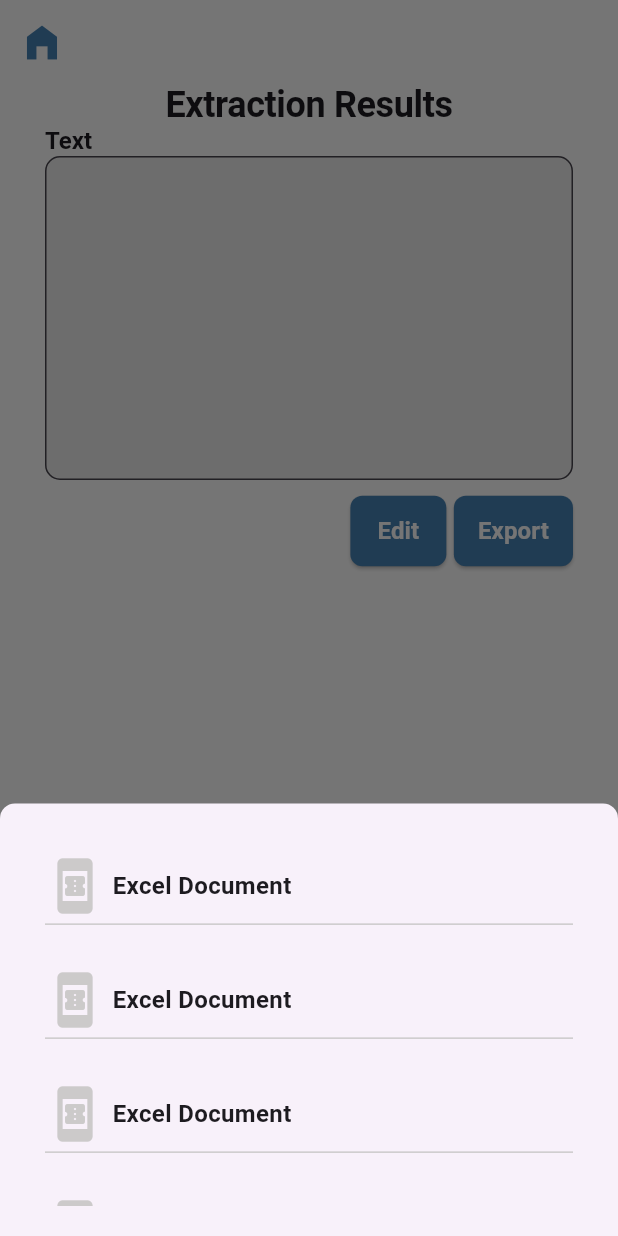
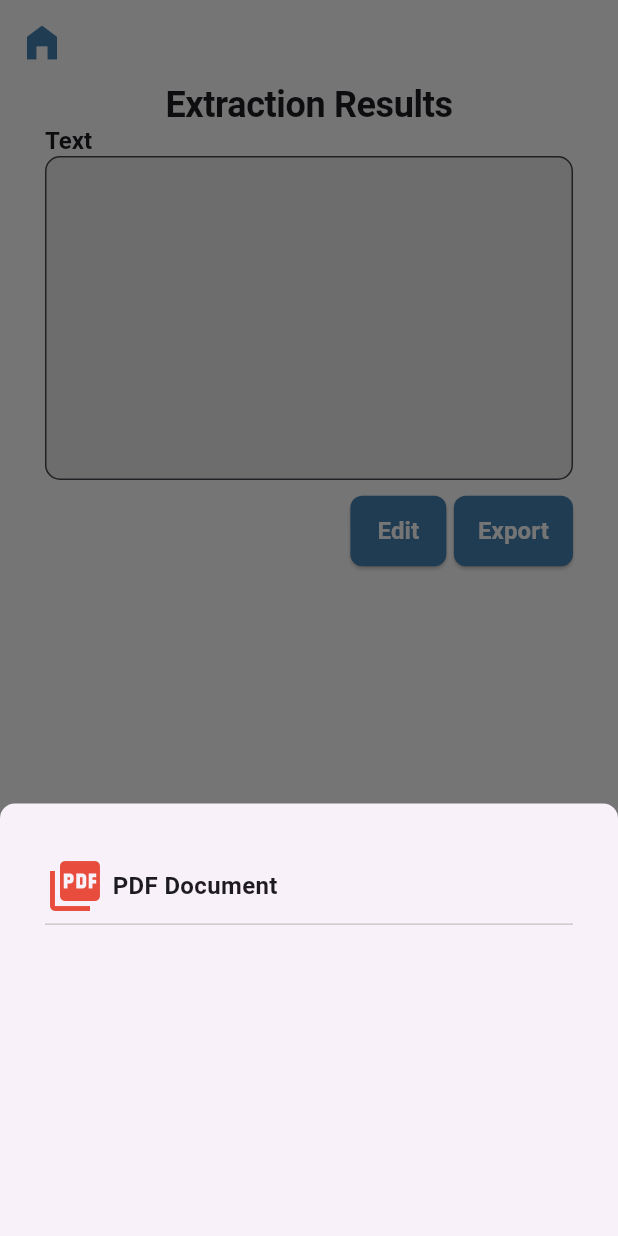
Before and after one commit to umeree/DataExtractornAnalyzer, a Flutter app: the ExtractionResult screen opened directly with empty values, after a tap on "Export", on a phone screen of 412 x 824 dp. Run offline on Flutter 3.47's test engine with Material 3 defaults, Android fonts, the phone set to English and light mode, and no system bars; our stand-ins replace image_picker, permission_handler, sqflite, syncfusion_flutter_datagrid; missing offline and left inert: google_mlkit_text_recognition; accounts and stored records are empty.

Commit message:
PDF functionality

```diff
--- a/lib/res/app_colors.dart
+++ b/lib/res/app_colors.dart
@@ -9,5 +9,6 @@ class AppColors {
   static const Color borderColor = Color(0xFF31A1FF);
 
   static const Color greyColor = Color(0xFFCCCACA);
+  static const Color redColor = Color(0xFFE74C3C);
 
 }
--- a/lib/utils/components/document-tile.dart
+++ b/lib/utils/components/document-tile.dart
@@ -4,11 +4,13 @@ import 'package:flutter/material.dart';
 class DocumentTile extends StatelessWidget {
   final IconData icon;
   final String text;
+  Color color;
 
-  const DocumentTile({
+ DocumentTile({
     Key? key,
     required this.icon,
     required this.text,
+    this.color = AppColors.greyColor,
   }) : super(key: key);
 
   @override
@@ -19,7 +21,7 @@ class DocumentTile extends StatelessWidget {
         children: [
           Row(
             children: [
-              Icon(icon, color: AppColors.greyColor, size: 40,),
+              Icon(icon, color: color, size: 40,),
               const SizedBox(width: 5),
               Text(
                 text,
--- a/lib/view/extraction_result.dart
+++ b/lib/view/extraction_result.dart
@@ -1,3 +1,5 @@
+import 'dart:io';
+
 import 'package:dataextractor_analyzer/res/app_colors.dart';
 import 'package:dataextractor_analyzer/utils/components/custom_app_bar.dart';
 import 'package:dataextractor_analyzer/utils/components/cutom_button.dart';
@@ -6,7 +8,10 @@ import 'package:dataextractor_analyzer/utils/media_query_util.dart';
 import 'package:dataextractor_analyzer/view-model/edit-text-view-model.dart';
 import 'package:dataextractor_analyzer/view/home.dart';
 import 'package:flutter/material.dart';
+import 'package:flutter/services.dart';
+import 'package:permission_handler/permission_handler.dart';
 import 'package:provider/provider.dart';
+import 'package:pdf/widgets.dart' as pw;
 
 class ExtractionResult extends StatefulWidget {
   String initialValue;
@@ -19,6 +24,70 @@ class ExtractionResult extends StatefulWidget {
 class _ExtractionResultState extends State<ExtractionResult> {
   TextEditingController _textController = TextEditingController();
 
+
+
+
+  Future<void> generatePDF() async {
+
+    // Request storage permission
+    var status = await Permission.storage.request();
+    if (!status.isGranted) {
+      ScaffoldMessenger.of(context).showSnackBar(
+        const SnackBar(content: Text("Storage permission denied")),
+      );
+      return;
+    }
+
+    // Create the PDF document
+    final pdf = pw.Document();
+    pdf.addPage(
+      pw.Page(build: (pw.Context context) {
+        return pw.Center(
+          child: pw.Text(_textController.text, style: pw.TextStyle(fontSize: 20)),
+        );
+      }),
+    );
+
+    // Get Downloads directory
+    final directory = Directory('/storage/emulated/0/Download');
+    final path = '${directory.path}/GeneratedPDF-${DateTime.now().microsecondsSinceEpoch}.pdf';
+    final file = File(path);
+
+    // Write the PDF to the file
+    await file.writeAsBytes(await pdf.save());
+
+    // Notify media scanner
+    try {
+      const platform = MethodChannel('flutter/media_scanner');
+      await platform.invokeMethod('scanFile', {'path': path});
+    } catch (e) {
+      print("Error notifying media scanner: $e");
+    }
+
+    // Show success dialog
+    showDialog(
+      context: context,
+      builder: (context) => AlertDialog(
+        title: const Text("PDF Generated"),
+        content: Text("PDF saved to Downloads: $path"),
+        actions: [
+          TextButton(
+            onPressed: () {
+              Navigator.pop(context);
+            },
+            child: const Text("OK"),
+          ),
+        ],
+      ),
+    );
+  }
+
+  @override
+  void initState() {
+    // TODO: implement initState
+    super.initState();
+    _textController.text = widget.initialValue;
+  }
   @override
   Widget build(BuildContext context) {
     bool readOnly = true;
@@ -52,7 +121,7 @@ class _ExtractionResultState extends State<ExtractionResult> {
                 style: Theme.of(context).textTheme.headlineMedium,
               ),
               TextFormField(
-                // controller: _textController,
+                controller: _textController,
                 initialValue: widget.initialValue,
                 maxLines: 8,
                 readOnly: value.readOnly,
@@ -109,11 +178,12 @@ class _ExtractionResultState extends State<ExtractionResult> {
                                         topRight: Radius.circular(2))),
                                 child: Center(
                                   child: ListView.builder(
-                                      itemCount: 4,
+                                      itemCount: 1,
                                       itemBuilder: (context, value) {
                                         return DocumentTile(
-                                          icon: Icons.book_online_rounded,
-                                          text: "Excel Document",
+                                          icon: Icons.picture_as_pdf,
+                                          color: AppColors.redColor,
+                                          text: "PDF Document",
                                         );
                                       }),
                                 ),
--- a/pubspec.yaml
+++ b/pubspec.yaml
@@ -42,6 +42,8 @@ dependencies:
   google_mlkit_text_recognition: ^0.14.0
   path_provider: ^2.1.5
   sqflite: ^2.4.1
+  pdf: ^3.11.3
+  permission_handler: ^11.4.0
 
 dev_dependencies:
   flutter_test:
```
Also changed, not shown: pubspec.lock, 2 other files.
